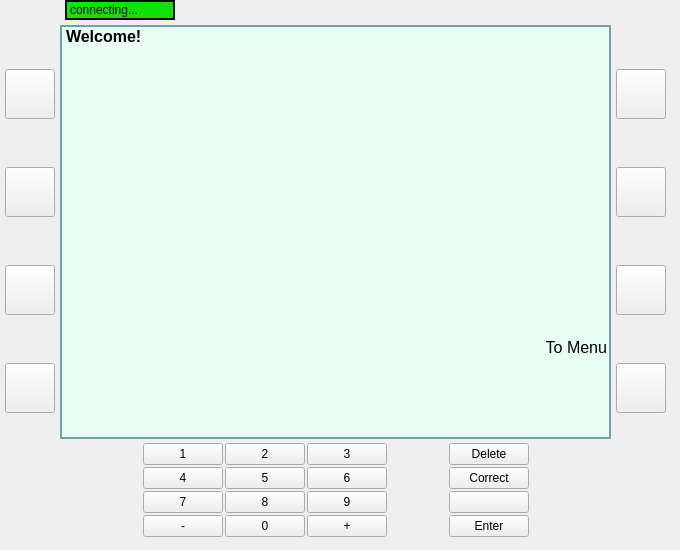
Old version of the form ATM_Project/mainwindow.ui in the repository artikgak/MOOP_ATM.
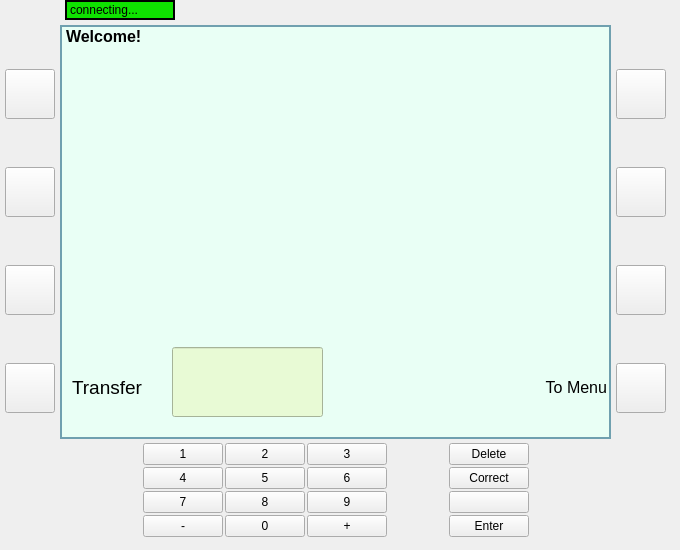
New version of the form. Icons and pictures are not drawn.

Commit message: pretty much finished charity

```diff
--- a/ATM_Project/mainwindow.ui
+++ b/ATM_Project/mainwindow.ui
@@ -1626,7 +1626,7 @@
               <x>0</x>
               <y>0</y>
               <width>551</width>
-              <height>341</height>
+              <height>381</height>
              </rect>
             </property>
             <layout class="QGridLayout" name="gridLayout_9" rowstretch="1,1,1,1" columnstretch="1,1" columnminimumwidth="0,0">
@@ -1823,6 +1823,69 @@
                </widget>
               </widget>
              </item>
+             <item row="3" column="0">
+              <widget class="QWidget" name="widget_19" native="true">
+               <widget class="QLineEdit" name="charitySumField_2">
+                <property name="enabled">
+                 <bool>true</bool>
+                </property>
+                <property name="geometry">
+                 <rect>
+                  <x>110</x>
+                  <y>0</y>
+                  <width>161</width>
+                  <height>70</height>
+                 </rect>
+                </property>
+                <property name="minimumSize">
+                 <size>
+                  <width>0</width>
+                  <height>70</height>
+                 </size>
+                </property>
+                <property name="font">
+                 <font>
+                  <pointsize>24</pointsize>
+                  <weight>75</weight>
+                  <italic>false</italic>
+                  <bold>true</bold>
+                  <underline>false</underline>
+                  <strikeout>false</strikeout>
+                 </font>
+                </property>
+                <property name="styleSheet">
+                 <string notr="true">background-color: white;
+border-color: black;
+margin-right: 10px;
+background: #E8FAD5</string>
+                </property>
+                <property name="text">
+                 <string/>
+                </property>
+                <property name="readOnly">
+                 <bool>true</bool>
+                </property>
+               </widget>
+               <widget class="QLabel" name="label_35">
+                <property name="geometry">
+                 <rect>
+                  <x>10</x>
+                  <y>30</y>
+                  <width>71</width>
+                  <height>21</height>
+                 </rect>
+                </property>
+                <property name="font">
+                 <font>
+                  <pointsize>14</pointsize>
+                 </font>
+                </property>
+                <property name="text">
+                 <string>Transfer</string>
+                </property>
+               </widget>
+              </widget>
+             </item>
             </layout>
            </widget>
           </widget>
```
The commit also changes 7 other files.
